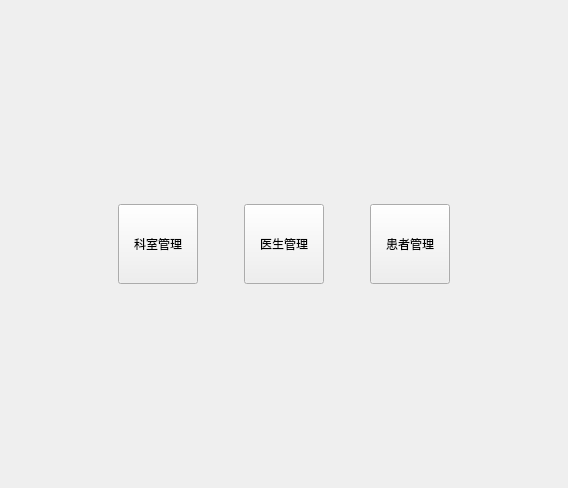
musuwer/QtCourse, file Lab3/welcomeView.ui: the form before one commit.
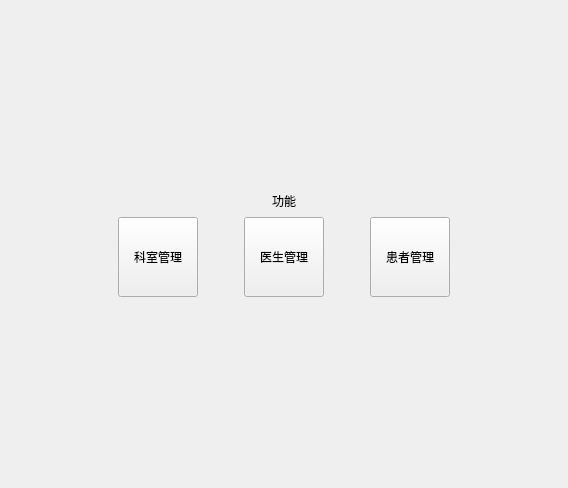
The form after the commit.

Commit message: 实现了患者信息管理功能“ git commit -m 实现了患者信息管理功能“

```diff
--- a/Lab3/welcomeView.ui
+++ b/Lab3/welcomeView.ui
@@ -13,7 +13,7 @@
   <property name="windowTitle">
    <string>欢迎</string>
   </property>
-  <layout class="QVBoxLayout" name="verticalLayout">
+  <layout class="QVBoxLayout" name="verticalLayout_2">
    <item>
     <spacer name="verticalSpacer">
      <property name="orientation">
@@ -21,14 +21,14 @@
      </property>
      <property name="sizeHint" stdset="0">
       <size>
-       <width>20</width>
-       <height>184</height>
+       <width>17</width>
+       <height>165</height>
       </size>
      </property>
     </spacer>
    </item>
    <item>
-    <layout class="QHBoxLayout" name="horizontalLayout_2">
+    <layout class="QHBoxLayout" name="horizontalLayout_3">
      <item>
       <spacer name="horizontalSpacer">
        <property name="orientation">
@@ -41,6 +41,45 @@
         </size>
        </property>
       </spacer>
+     </item>
+     <item>
+      <layout class="QVBoxLayout" name="verticalLayout">
+       <item>
+        <layout class="QHBoxLayout" name="horizontalLayout_2">
+         <item>
+          <spacer name="horizontalSpacer_5">
+           <property name="orientation">
+            <enum>Qt::Orientation::Horizontal</enum>
+           </property>
+           <property name="sizeHint" stdset="0">
+            <size>
+             <width>40</width>
+             <height>20</height>
+            </size>
+           </property>
+          </spacer>
+         </item>
+         <item>
+          <widget class="QLabel" name="label">
+           <property name="text">
+            <string>功能</string>
+           </property>
+          </widget>
+         </item>
+         <item>
+          <spacer name="horizontalSpacer_6">
+           <property name="orientation">
+            <enum>Qt::Orientation::Horizontal</enum>
+           </property>
+           <property name="sizeHint" stdset="0">
+            <size>
+             <width>40</width>
+             <height>20</height>
+            </size>
+           </property>
+          </spacer>
+         </item>
+        </layout>
      </item>
      <item>
       <layout class="QHBoxLayout" name="horizontalLayout">
@@ -132,6 +171,8 @@
        </item>
       </layout>
      </item>
+      </layout>
+     </item>
      <item>
       <spacer name="horizontalSpacer_2">
        <property name="orientation">
@@ -154,8 +195,8 @@
      </property>
      <property name="sizeHint" stdset="0">
       <size>
-       <width>20</width>
-       <height>184</height>
+       <width>17</width>
+       <height>166</height>
       </size>
      </property>
     </spacer>
```
Left out of the diff: 12 changed lines with no effect on the pictures. Lines whose indentation alone changed are shown as unchanged. The commit also changes 5 other files.
